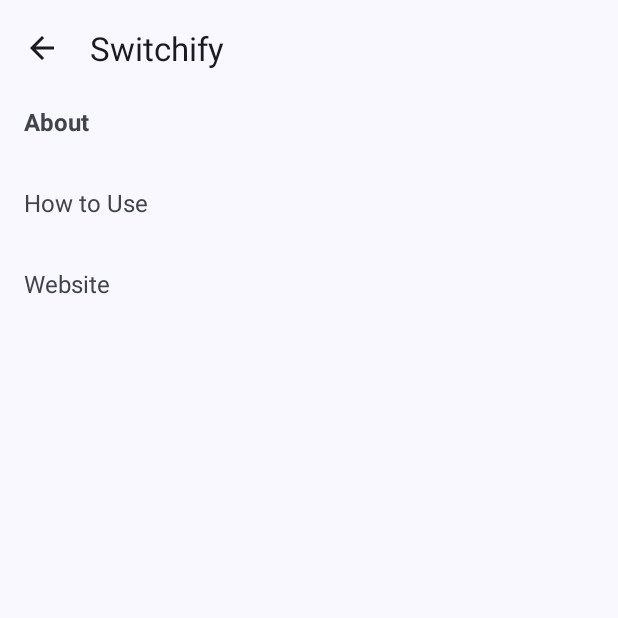
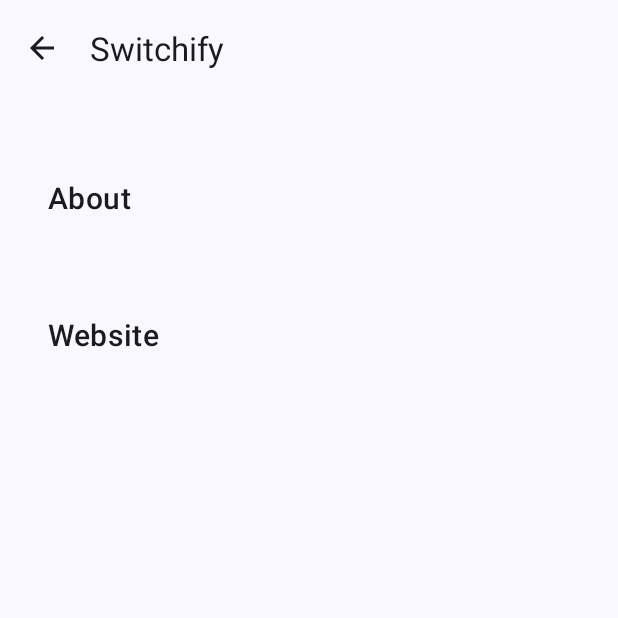
Before and after one commit to prateekpunetha/Switchify, an Android app: the SettingsActivity screen opened directly, with no data from a screen before it, on a phone screen of 412 x 824 dp, the top half of it. Run offline under Robolectric (Android 15) with nearby library versions, the phone set to English and light mode, and no system bars; network calls fail.

Commit message:
app: adjust padding and remove hardcoded stuff

```diff
--- a/app/src/main/res/layout/activity_settings.xml
+++ b/app/src/main/res/layout/activity_settings.xml
@@ -14,7 +14,7 @@
     <LinearLayout
         android:layout_width="match_parent"
         android:layout_height="wrap_content"
-        android:layout_marginTop="16dp"
+        android:layout_marginTop="32dp"
         android:orientation="vertical"
         app:layout_constraintStart_toStartOf="parent"
         app:layout_constraintEnd_toEndOf="parent">
@@ -24,34 +24,25 @@
             android:layout_width="wrap_content"
             android:layout_height="wrap_content"
             android:text="Source Code"
-            android:textStyle="bold"
-            android:padding="16dp"
+            android:padding="32dp"
             android:textSize="16sp" />
 
         <TextView
             android:id="@+id/about"
-            android:layout_width="wrap_content"
+            android:layout_width="match_parent"
             android:layout_height="wrap_content"
-            android:text="About"
-            android:textStyle="bold"
-            android:padding="16dp"
-            android:textSize="16sp" />
-
-        <TextView
-            android:id="@+id/how_to_use"
-            android:layout_width="wrap_content"
-            android:layout_height="wrap_content"
-            android:text="How to Use"
-            android:padding="16dp"
-            android:textSize="16sp" />
+            android:text="@string/about"
+            android:padding="32dp"
+            android:textAppearance="@style/TextAppearance.MaterialComponents.Headline6" />
 
         <TextView
             android:id="@+id/website"
-            android:layout_width="wrap_content"
+            android:layout_width="match_parent"
             android:layout_height="wrap_content"
-            android:text="Website"
-            android:padding="16dp"
-            android:textSize="16sp" />
+            android:text="@string/website"
+            android:padding="32dp"
+            android:textAppearance="@style/TextAppearance.MaterialComponents.Headline6"/>
+
     </LinearLayout>
 
 </androidx.constraintlayout.widget.ConstraintLayout>
--- a/app/src/main/res/values/strings.xml
+++ b/app/src/main/res/values/strings.xml
@@ -1,4 +1,7 @@
 <resources>
     <string name="app_name">Switchify</string>
     <string name="settings">Settings</string>
+    <string name="about">About</string>
+    <string name="website">Website</string>
+
 </resources>
```
